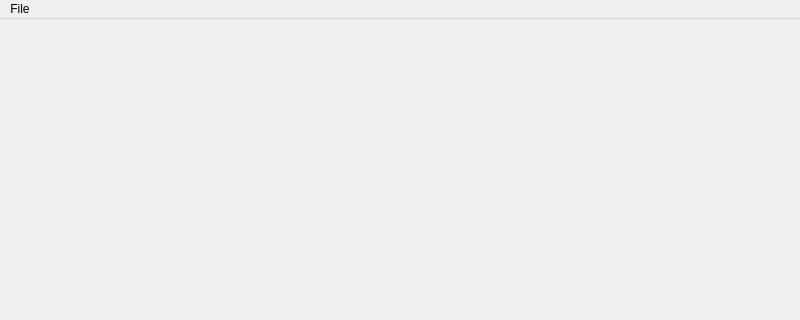
First picture: the form in src/ui/mainwindow.ui, repository wangfeilong321/QScape, before the edit; both pictures show x 0 to 800 and y 0 to 320 of the 800 by 600 pixel window.
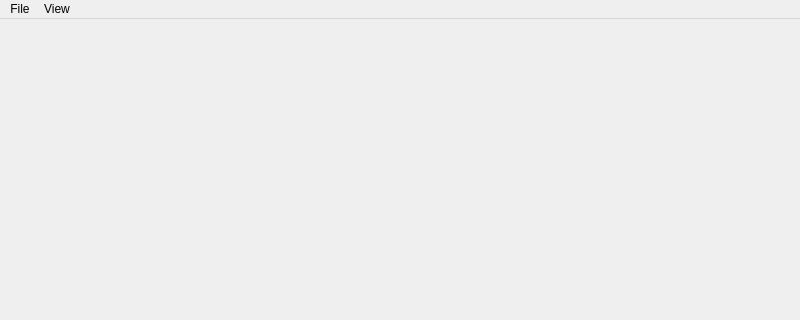
Second picture: the form after the edit.

Patch:
```diff
--- a/src/ui/mainwindow.ui
+++ b/src/ui/mainwindow.ui
@@ -30,7 +30,14 @@
     <addaction name="actionOpen"/>
     <addaction name="actionQuit"/>
    </widget>
+   <widget class="QMenu" name="menuView">
+    <property name="title">
+     <string>View</string>
+    </property>
+    <addaction name="actionTogglePolygonMode"/>
+   </widget>
    <addaction name="menuFile"/>
+   <addaction name="menuView"/>
   </widget>
   <widget class="QStatusBar" name="statusbar"/>
   <action name="actionOpen">
```
Left out of the diff: 8 changed lines with no effect on the pictures.
